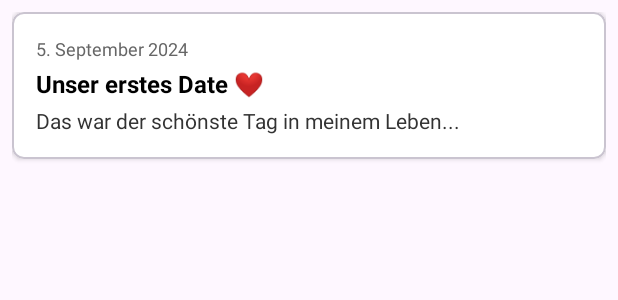
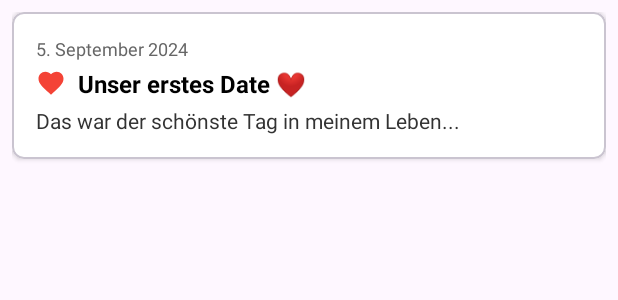
Before and after one commit to DerSchmachtin/Schnulli_Lulli, an Android app: the layout item_timeline_event.xml on its own in the app's theme, with its tools: preview values and no code run, on a phone screen of 412 x 824 dp. Shown: the top 300 px of the screen. Run offline under Robolectric (Android 15) with nearby library versions, the phone set to English and light mode, and no system bars.

Commit message:
added matching icons to timeline

```diff
--- a/app/src/main/res/layout/item_timeline_event.xml
+++ b/app/src/main/res/layout/item_timeline_event.xml
@@ -32,16 +32,33 @@
                 android:textColor="#666"
                 android:layout_marginBottom="4dp"/>
 
-            <!-- Title -->
-            <TextView
-                android:id="@+id/event_title"
+            <!-- Title with icon -->
+            <LinearLayout
                 android:layout_width="match_parent"
                 android:layout_height="wrap_content"
-                android:text="Unser erstes Date ❤️"
-                android:textSize="16sp"
-                android:textStyle="bold"
-                android:textColor="@android:color/black"
-                android:layout_marginBottom="4dp"/>
+                android:orientation="horizontal"
+                android:gravity="center_vertical"
+                android:layout_marginBottom="4dp">
+
+                <ImageView
+                    android:id="@+id/event_icon"
+                    android:layout_width="20dp"
+                    android:layout_height="20dp"
+                    android:layout_marginEnd="8dp"
+                    android:src="@drawable/ic_heart"
+                    android:contentDescription="Event Type Icon"/>
+
+                <TextView
+                    android:id="@+id/event_title"
+                    android:layout_width="0dp"
+                    android:layout_height="wrap_content"
+                    android:layout_weight="1"
+                    android:text="Unser erstes Date ❤️"
+                    android:textSize="16sp"
+                    android:textStyle="bold"
+                    android:textColor="@android:color/black"/>
+
+            </LinearLayout>
 
             <!-- Description -->
             <TextView
```
Also changed, not shown: app/src/main/java/com/martin/love_application/TimelineActivity.java (+0 -9 lines), app/src/main/java/com/martin/love_application/TimelineAdapter.java (+24 -0 lines), app/src/main/res/layout/activity_timeline.xml (+0 -11 lines).
